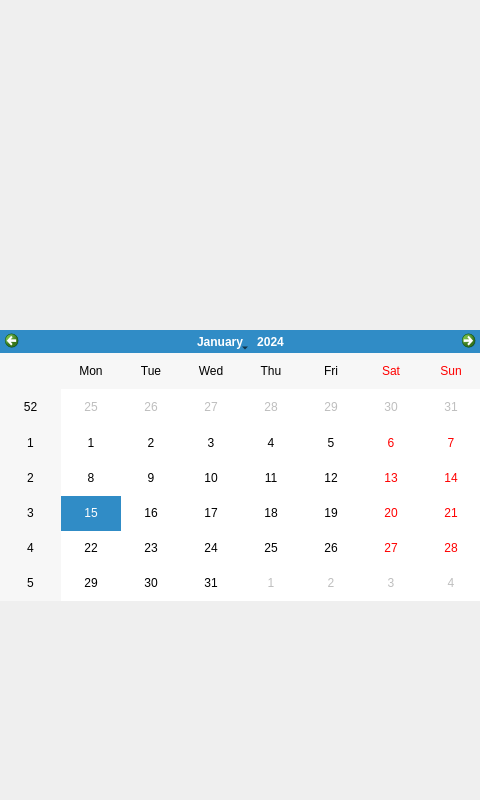
Qt form resources/ui/main/fridgettwo.ui (guuse/fridget-python) before a commit.
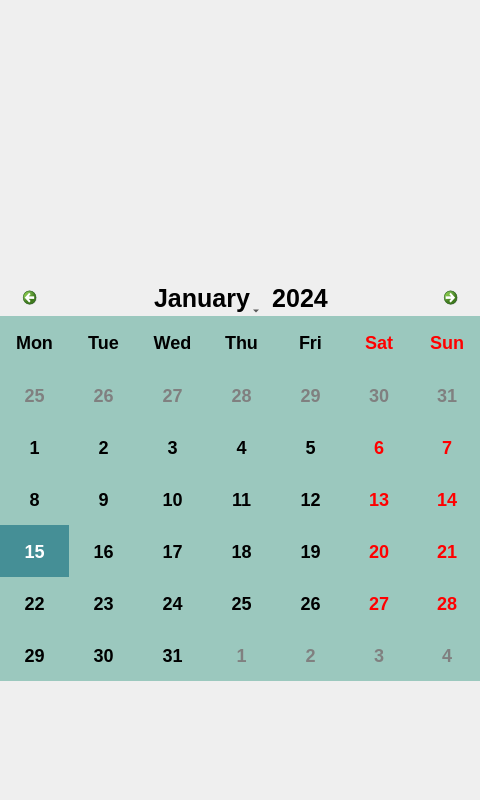
The same form after that commit. Icons and pictures are not drawn.

Commit message: Calendar styling

Diff of the .ui file:
```diff
--- a/resources/ui/main/fridgettwo.ui
+++ b/resources/ui/main/fridgettwo.ui
@@ -76,7 +76,7 @@
      </rect>
     </property>
     <property name="autoFillBackground">
-     <bool>false</bool>
+     <bool>true</bool>
     </property>
     <property name="styleSheet">
      <string notr="true"/>
@@ -1497,16 +1497,103 @@
 </string>
      </property>
      <widget class="QCalendarWidget" name="productExpirationCalenderWidget">
+      <property name="enabled">
+       <bool>true</bool>
+      </property>
       <property name="geometry">
        <rect>
         <x>0</x>
-        <y>330</y>
+        <y>280</y>
         <width>481</width>
-        <height>271</height>
+        <height>401</height>
        </rect>
       </property>
+      <property name="autoFillBackground">
+       <bool>false</bool>
+      </property>
       <property name="styleSheet">
-       <string notr="true"/>
+       <string notr="true">QCalendarWidget QAbstractItemView
+{ 
+	selection-background-color: rgba(56, 135, 145, 0.5); 
+	selection-color: white;
+	selection-border:10px solid red;
+}
+
+
+QCalendarWidget QWidget 
+{
+	color:black;
+	font-weight: 900;
+	font-size: 18px;
+}
+
+QCalendarWidget QTableView
+{ 
+background-color: rgb(155, 200, 190);
+}
+
+QCalendarWidget QWidget {
+	alternate-background-color: rgba(0,0,0,0); 
+}
+
+QCalendarWidget QToolButton {
+  	background-color: rgba(0,0,0,0);
+	font-size: 25px;
+  }
+
+QCalendarWidget QWidget#qt_calendar_navigationbar
+{ 
+  background-color: rgba(0,0,0,0); 
+}
+
+QCalendarWidget QWidget#qt_calendar_nextmonth,
+QCalendarWidget QWidget#qt_calendar_prevmonth
+{ 
+  font-size: 30px;
+}
+
+QCalendarWidget QAbstractItemView:disabled 
+{ 
+color: gray;
+}
+
+QCalendarWidget QWidget#qt_calendar_prevmonth
+{
+   qproperty-icon: url();
+	border-image: url(:/images/back-icon.png) 0 0 0 0 stretch;
+	width: 35px;
+	margin-left: 10px;
+}
+
+QCalendarWidget QWidget#qt_calendar_nextmonth
+{
+   qproperty-icon: url();
+	border-image: url(:/images/next-icon.png) 0 0 0 0 stretch;
+	width: 35px;
+	margin-right: 10px;
+}
+</string>
+      </property>
+      <property name="firstDayOfWeek">
+       <enum>Qt::Monday</enum>
+      </property>
+      <property name="gridVisible">
+       <bool>false</bool>
+      </property>
+      <property name="selectionMode">
+       <enum>QCalendarWidget::SingleSelection</enum>
+      </property>
+      <property name="horizontalHeaderFormat">
+       <enum>QCalendarWidget::ShortDayNames</enum>
+      </property>
+      <property name="verticalHeaderFormat">
+       <enum>QCalendarWidget::NoVerticalHeader</enum>
+      </property>
+      <property name="navigationBarVisible">
+       <bool>true</bool>
+      </property>
+      <property name="dateEditEnabled">
+       <bool>false</bool>
       </property>
      </widget>
      <widget class="QWidget" name="backExpWidget" native="true">
```
The commit also changes 6 other files.
